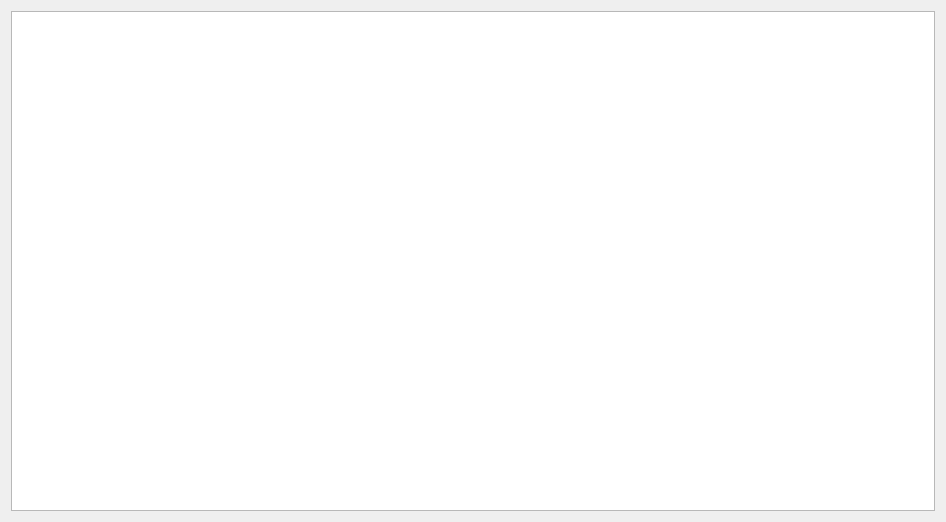
Above: ui/re_document.ui from suifengpiaoyang/RegexTool before the change. Below: the same form after it.
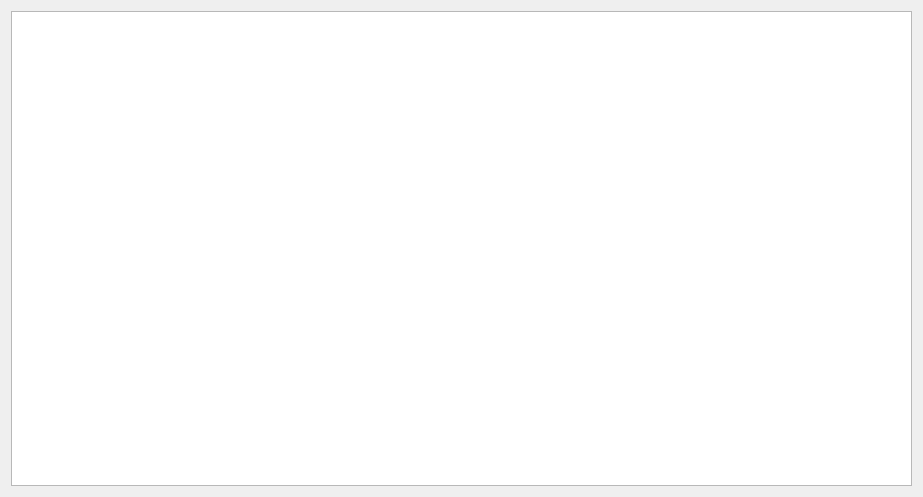
That is the form after the change.

What changed in the file:
```diff
--- a/ui/re_document.ui
+++ b/ui/re_document.ui
@@ -6,22 +6,25 @@
    <rect>
     <x>0</x>
     <y>0</y>
-    <width>946</width>
-    <height>522</height>
+    <width>923</width>
+    <height>497</height>
    </rect>
   </property>
   <property name="windowTitle">
    <string>Re Documentation</string>
   </property>
   <property name="styleSheet">
-   <string notr="true">.textEdit {\n    color: #FFDB90\n}</string>
+   <string notr="true">#textEdit {
+  color: blue;
+  font-size: 22px;
+}</string>
   </property>
   <layout class="QVBoxLayout" name="verticalLayout">
    <item>
     <widget class="QTextEdit" name="textEdit">
      <property name="font">
       <font>
-       <pointsize>13</pointsize>
+       <pointsize>-1</pointsize>
       </font>
      </property>
      <property name="styleSheet">
@@ -31,8 +34,8 @@
       <string>&lt;!DOCTYPE HTML PUBLIC &quot;-//W3C//DTD HTML 4.0//EN&quot; &quot;http://www.w3.org/TR/REC-html40/strict.dtd&quot;&gt;
 &lt;html&gt;&lt;head&gt;&lt;meta name=&quot;qrichtext&quot; content=&quot;1&quot; /&gt;&lt;style type=&quot;text/css&quot;&gt;
 p, li { white-space: pre-wrap; }
-&lt;/style&gt;&lt;/head&gt;&lt;body style=&quot; font-family:'SimSun'; font-size:13pt; font-weight:400; font-style:normal;&quot;&gt;
-&lt;p style=&quot;-qt-paragraph-type:empty; margin-top:0px; margin-bottom:0px; margin-left:0px; margin-right:0px; -qt-block-indent:0; text-indent:0px;&quot;&gt;&lt;br /&gt;&lt;/p&gt;&lt;/body&gt;&lt;/html&gt;</string>
+&lt;/style&gt;&lt;/head&gt;&lt;body style=&quot; font-family:'SimSun'; font-size:22px; font-weight:400; font-style:normal;&quot;&gt;
+&lt;p style=&quot;-qt-paragraph-type:empty; margin-top:0px; margin-bottom:0px; margin-left:0px; margin-right:0px; -qt-block-indent:0; text-indent:0px; font-size:13pt;&quot;&gt;&lt;br /&gt;&lt;/p&gt;&lt;/body&gt;&lt;/html&gt;</string>
      </property>
     </widget>
    </item>
```
Left out of the diff: 2 changed lines with no effect on the pictures.
